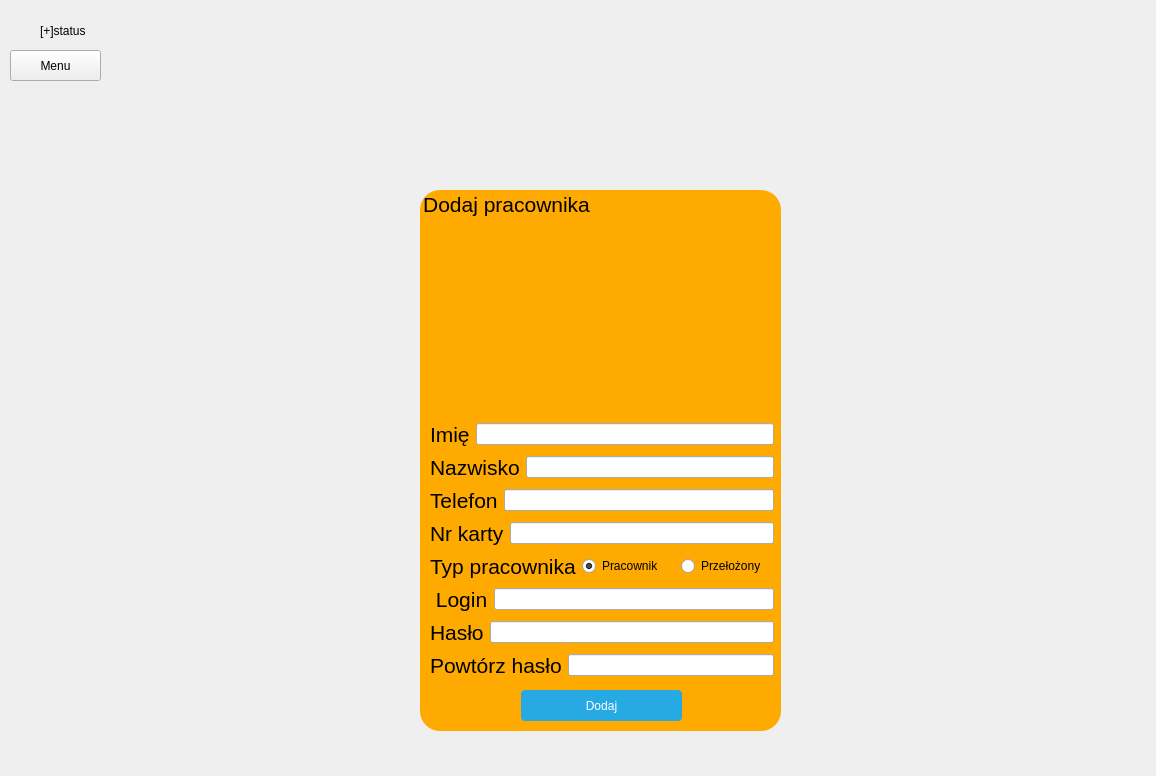
Before: the Qt Designer form regworktime.ui in Vicx95/regworktime, drawn with Qt 5.
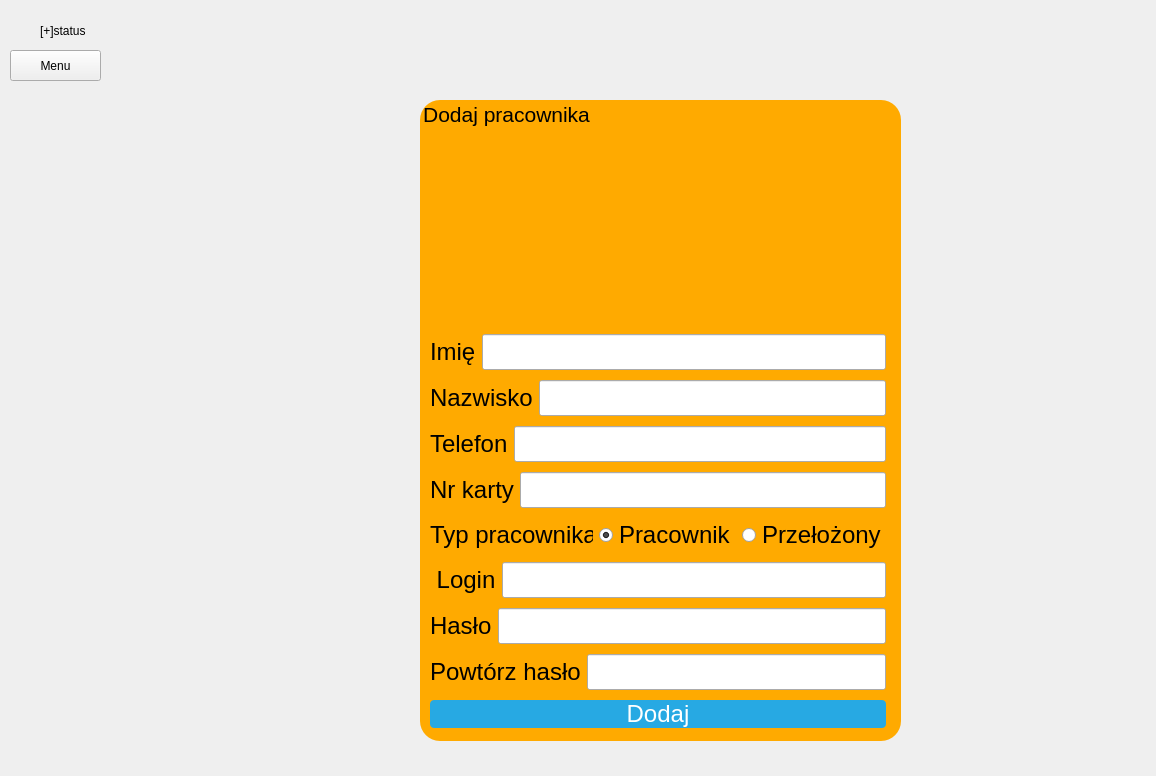
After: the same form once the commit is applied. The open tabs and pages were chosen to show the change. Icons and pictures are not drawn.

What changed in the file:
```diff
--- a/regworktime.ui
+++ b/regworktime.ui
@@ -353,9 +353,9 @@
      <property name="geometry">
       <rect>
        <x>420</x>
-       <y>90</y>
-       <width>361</width>
-       <height>541</height>
+       <y>0</y>
+       <width>481</width>
+       <height>641</height>
       </rect>
      </property>
      <property name="font">
@@ -376,7 +376,7 @@
      <widget class="QWidget" name="employeeaddIcon" native="true">
       <property name="geometry">
        <rect>
-        <x>40</x>
+        <x>110</x>
         <y>40</y>
         <width>281</width>
         <height>181</height>
@@ -395,8 +395,8 @@
        <rect>
         <x>10</x>
         <y>230</y>
-        <width>344</width>
-        <height>260</height>
+        <width>456</width>
+        <height>405</height>
        </rect>
       </property>
       <layout class="QVBoxLayout" name="verticalLayout_3">
@@ -406,7 +406,7 @@
           <widget class="QLabel" name="labelName">
            <property name="font">
             <font>
-             <pointsize>16</pointsize>
+             <pointsize>18</pointsize>
             </font>
            </property>
            <property name="text">
@@ -416,6 +416,11 @@
          </item>
          <item>
           <widget class="QLineEdit" name="fieldName">
+           <property name="font">
+            <font>
+             <pointsize>18</pointsize>
+            </font>
+           </property>
            <property name="clearButtonEnabled">
             <bool>true</bool>
            </property>
@@ -429,7 +434,7 @@
           <widget class="QLabel" name="labelSurname">
            <property name="font">
             <font>
-             <pointsize>16</pointsize>
+             <pointsize>18</pointsize>
             </font>
            </property>
            <property name="text">
@@ -439,6 +444,11 @@
          </item>
          <item>
           <widget class="QLineEdit" name="fieldSurname">
+           <property name="font">
+            <font>
+             <pointsize>18</pointsize>
+            </font>
+           </property>
            <property name="layoutDirection">
             <enum>Qt::LeftToRight</enum>
            </property>
@@ -455,7 +465,7 @@
           <widget class="QLabel" name="labelPhone">
            <property name="font">
             <font>
-             <pointsize>16</pointsize>
+             <pointsize>18</pointsize>
             </font>
            </property>
            <property name="text">
@@ -465,6 +475,11 @@
          </item>
          <item>
           <widget class="QLineEdit" name="fieldPhone">
+           <property name="font">
+            <font>
+             <pointsize>18</pointsize>
+            </font>
+           </property>
            <property name="inputMethodHints">
             <set>Qt::ImhPreferNumbers</set>
            </property>
@@ -481,7 +496,7 @@
           <widget class="QLabel" name="labelCardID">
            <property name="font">
             <font>
-             <pointsize>16</pointsize>
+             <pointsize>18</pointsize>
             </font>
            </property>
            <property name="text">
@@ -491,6 +506,11 @@
          </item>
          <item>
           <widget class="QLineEdit" name="fieldCardID">
+           <property name="font">
+            <font>
+             <pointsize>18</pointsize>
+            </font>
+           </property>
            <property name="inputMethodHints">
             <set>Qt::ImhPreferNumbers</set>
            </property>
@@ -507,7 +527,7 @@
           <widget class="QLabel" name="labelEmployeeType">
            <property name="font">
             <font>
-             <pointsize>16</pointsize>
+             <pointsize>18</pointsize>
             </font>
            </property>
            <property name="text">
@@ -517,6 +537,11 @@
          </item>
          <item>
           <widget class="QRadioButton" name="radioButtonEmployee">
+           <property name="font">
+            <font>
+             <pointsize>18</pointsize>
+            </font>
+           </property>
            <property name="text">
             <string>Pracownik</string>
            </property>
@@ -527,6 +552,11 @@
          </item>
          <item>
           <widget class="QRadioButton" name="radioButtonSuperior">
+           <property name="font">
+            <font>
+             <pointsize>18</pointsize>
+            </font>
+           </property>
            <property name="text">
             <string>Przełożony</string>
            </property>
@@ -543,7 +573,7 @@
           <widget class="QLabel" name="labelLogin">
            <property name="font">
             <font>
-             <pointsize>16</pointsize>
+             <pointsize>18</pointsize>
             </font>
            </property>
            <property name="text">
@@ -553,6 +583,11 @@
          </item>
          <item>
           <widget class="QLineEdit" name="fieldLogin">
+           <property name="font">
+            <font>
+             <pointsize>18</pointsize>
+            </font>
+           </property>
            <property name="clearButtonEnabled">
             <bool>true</bool>
            </property>
@@ -566,7 +601,7 @@
           <widget class="QLabel" name="labelPassword">
            <property name="font">
             <font>
-             <pointsize>16</pointsize>
+             <pointsize>18</pointsize>
             </font>
            </property>
            <property name="text">
@@ -576,6 +611,11 @@
          </item>
          <item>
           <widget class="QLineEdit" name="fieldPassword">
+           <property name="font">
+            <font>
+             <pointsize>18</pointsize>
+            </font>
+           </property>
            <property name="text">
             <string/>
            </property>
@@ -595,7 +635,7 @@
           <widget class="QLabel" name="labelRepeatPassword">
            <property name="font">
             <font>
-             <pointsize>16</pointsize>
+             <pointsize>18</pointsize>
             </font>
            </property>
            <property name="text">
@@ -605,6 +645,11 @@
          </item>
          <item>
           <widget class="QLineEdit" name="fieldRepeatPassword">
+           <property name="font">
+            <font>
+             <pointsize>18</pointsize>
+            </font>
+           </property>
            <property name="echoMode">
             <enum>QLineEdit::Password</enum>
            </property>
@@ -615,19 +660,15 @@
          </item>
         </layout>
        </item>
-      </layout>
-     </widget>
-     <widget class="QPushButton" name="buttonAddEmployee">
-      <property name="geometry">
-       <rect>
-        <x>101</x>
-        <y>500</y>
-        <width>161</width>
-        <height>31</height>
-       </rect>
-      </property>
-      <property name="styleSheet">
-       <string notr="true">#buttonAddEmployee{
+       <item>
+        <widget class="QPushButton" name="buttonAddEmployee">
+         <property name="font">
+          <font>
+           <pointsize>18</pointsize>
+          </font>
+         </property>
+         <property name="styleSheet">
+          <string notr="true">#buttonAddEmployee{
 	color: white;
 background-color: #27a9e3;
 border-width:0px;
@@ -639,10 +680,13 @@
 background-color: #66c011;
 
 }</string>
-      </property>
-      <property name="text">
-       <string>Dodaj</string>
-      </property>
+         </property>
+         <property name="text">
+          <string>Dodaj</string>
+         </property>
+        </widget>
+       </item>
+      </layout>
      </widget>
     </widget>
    </widget>
```
Left out of the diff: 196 changed lines with no effect on the pictures.
